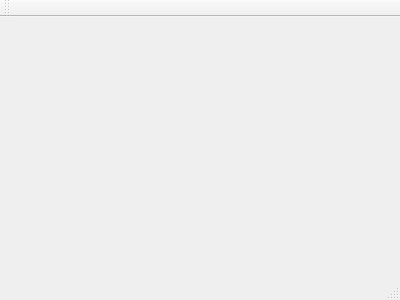
oregon-tony/SkytapAPICommander, file skywindow.ui: the form before one commit.
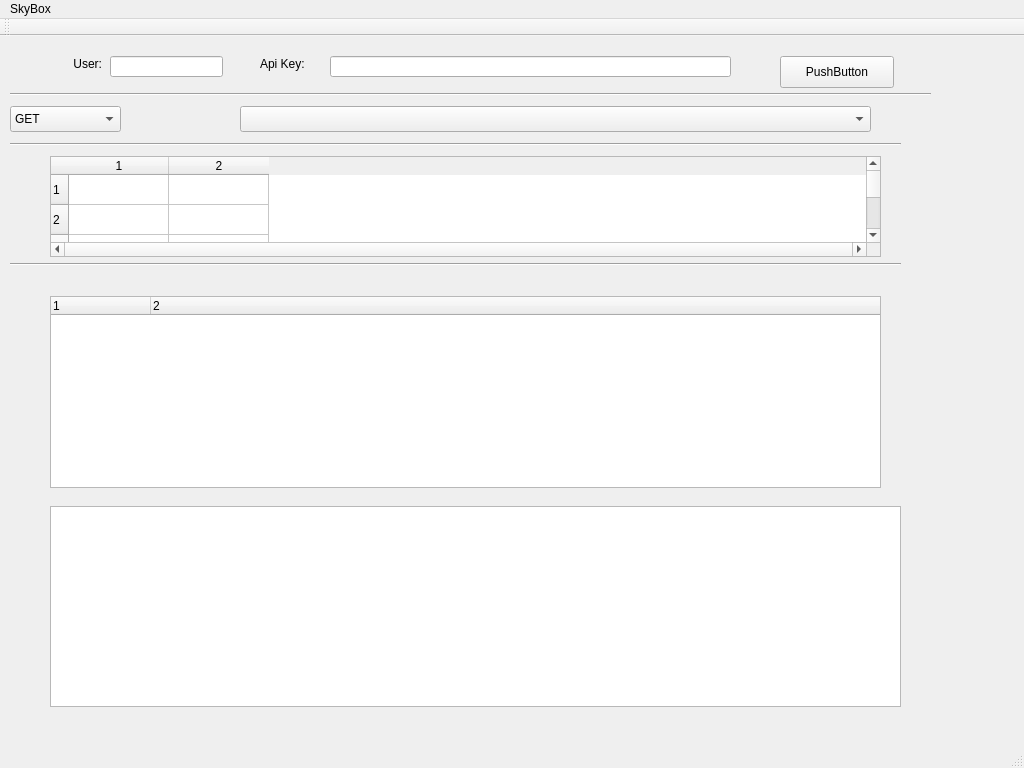
The form after the commit.

Patch:
```diff
--- a/skywindow.ui
+++ b/skywindow.ui
@@ -1,24 +1,265 @@
 <ui version="4.0">
  <class>SkyWindow</class>
- <widget class="QMainWindow" name="SkyWindow" >
-  <property name="geometry" >
+ <widget class="QMainWindow" name="SkyWindow">
+  <property name="geometry">
    <rect>
     <x>0</x>
     <y>0</y>
-    <width>400</width>
-    <height>300</height>
+    <width>1024</width>
+    <height>768</height>
    </rect>
   </property>
   <property name="windowTitle" >
    <string>SkyWindow</string>
   </property>
-  <widget class="QMenuBar" name="menuBar" />
-  <widget class="QToolBar" name="mainToolBar" />
-  <widget class="QWidget" name="centralWidget" />
-  <widget class="QStatusBar" name="statusBar" />
+  <widget class="QWidget" name="centralWidget">
+   <widget class="QLineEdit" name="leUserName">
+    <property name="geometry">
+     <rect>
+      <x>110</x>
+      <y>20</y>
+      <width>113</width>
+      <height>21</height>
+     </rect>
+    </property>
+   </widget>
+   <widget class="QLabel" name="lbUserName">
+    <property name="geometry">
+     <rect>
+      <x>40</x>
+      <y>20</y>
+      <width>62</width>
+      <height>16</height>
+     </rect>
+    </property>
+    <property name="text">
+     <string>User:</string>
+    </property>
+    <property name="alignment">
+     <set>Qt::AlignRight|Qt::AlignTrailing|Qt::AlignVCenter</set>
+    </property>
+   </widget>
+   <widget class="QLabel" name="lbAPIKey">
+    <property name="geometry">
+     <rect>
+      <x>260</x>
+      <y>20</y>
+      <width>62</width>
+      <height>16</height>
+     </rect>
+    </property>
+    <property name="text">
+     <string>Api Key:</string>
+    </property>
+   </widget>
+   <widget class="QLineEdit" name="leAPIKey">
+    <property name="geometry">
+     <rect>
+      <x>330</x>
+      <y>20</y>
+      <width>401</width>
+      <height>21</height>
+     </rect>
+    </property>
+   </widget>
+   <widget class="Line" name="lnLogin">
+    <property name="geometry">
+     <rect>
+      <x>10</x>
+      <y>50</y>
+      <width>921</width>
+      <height>16</height>
+     </rect>
+    </property>
+    <property name="orientation">
+     <enum>Qt::Horizontal</enum>
+    </property>
+   </widget>
+   <widget class="QPushButton" name="pbConnectButton">
+    <property name="geometry">
+     <rect>
+      <x>780</x>
+      <y>20</y>
+      <width>114</width>
+      <height>32</height>
+     </rect>
+    </property>
+    <property name="text">
+     <string>PushButton</string>
+    </property>
+   </widget>
+   <widget class="QComboBox" name="cbAPIUrl">
+    <property name="geometry">
+     <rect>
+      <x>240</x>
+      <y>70</y>
+      <width>631</width>
+      <height>26</height>
+     </rect>
+    </property>
+   </widget>
+   <widget class="QComboBox" name="cbRestAction">
+    <property name="geometry">
+     <rect>
+      <x>10</x>
+      <y>70</y>
+      <width>111</width>
+      <height>26</height>
+     </rect>
+    </property>
+    <item>
+     <property name="text">
+      <string>GET</string>
+     </property>
+    </item>
+    <item>
+     <property name="text">
+      <string>POST</string>
+     </property>
+    </item>
+   </widget>
+   <widget class="Line" name="lnRestAction">
+    <property name="geometry">
+     <rect>
+      <x>10</x>
+      <y>100</y>
+      <width>891</width>
+      <height>16</height>
+     </rect>
+    </property>
+    <property name="orientation">
+     <enum>Qt::Horizontal</enum>
+    </property>
+   </widget>
+   <widget class="QTableWidget" name="twHeaderValues">
+    <property name="geometry">
+     <rect>
+      <x>50</x>
+      <y>120</y>
+      <width>831</width>
+      <height>101</height>
+     </rect>
+    </property>
+    <property name="sizePolicy">
+     <sizepolicy hsizetype="Expanding" vsizetype="Expanding">
+      <horstretch>0</horstretch>
+      <verstretch>0</verstretch>
+     </sizepolicy>
+    </property>
+    <property name="horizontalScrollBarPolicy">
+     <enum>Qt::ScrollBarAlwaysOn</enum>
+    </property>
+    <property name="gridStyle">
+     <enum>Qt::SolidLine</enum>
+    </property>
+    <property name="rowCount">
+     <number>25</number>
+    </property>
+    <property name="columnCount">
+     <number>2</number>
+    </property>
+    <row/>
+    <row/>
+    <row/>
+    <row/>
+    <row/>
+    <row/>
+    <row/>
+    <row/>
+    <row/>
+    <row/>
+    <row/>
+    <row/>
+    <row/>
+    <row/>
+    <row/>
+    <row/>
+    <row/>
+    <row/>
+    <row/>
+    <row/>
+    <row/>
+    <row/>
+    <row/>
+    <row/>
+    <row/>
+    <column/>
+    <column/>
+   </widget>
+   <widget class="Line" name="lnHeaders">
+    <property name="geometry">
+     <rect>
+      <x>10</x>
+      <y>220</y>
+      <width>891</width>
+      <height>16</height>
+     </rect>
+    </property>
+    <property name="orientation">
+     <enum>Qt::Horizontal</enum>
+    </property>
+   </widget>
+   <widget class="QTextEdit" name="textEdit">
+    <property name="geometry">
+     <rect>
+      <x>50</x>
+      <y>470</y>
+      <width>851</width>
+      <height>201</height>
+     </rect>
+    </property>
+   </widget>
+   <widget class="QTreeWidget" name="treeWidget">
+    <property name="geometry">
+     <rect>
+      <x>50</x>
+      <y>260</y>
+      <width>831</width>
+      <height>192</height>
+     </rect>
+    </property>
+    <property name="columnCount">
+     <number>2</number>
+    </property>
+    <column>
+     <property name="text">
+      <string notr="true">1</string>
+     </property>
+    </column>
+    <column>
+     <property name="text">
+      <string notr="true">2</string>
+     </property>
+    </column>
+   </widget>
+  </widget>
+  <widget class="QMenuBar" name="menuBar">
+   <property name="geometry">
+    <rect>
+     <x>0</x>
+     <y>0</y>
+     <width>1024</width>
+     <height>22</height>
+    </rect>
+   </property>
+   <widget class="QMenu" name="menuSkyBox">
+    <property name="title">
+     <string>SkyBox</string>
+    </property>
+   </widget>
+   <addaction name="menuSkyBox"/>
+  </widget>
+  <widget class="QToolBar" name="mainToolBar">
+   <attribute name="toolBarArea">
+    <enum>TopToolBarArea</enum>
+   </attribute>
+   <attribute name="toolBarBreak">
+    <bool>false</bool>
+   </attribute>
+  </widget>
+  <widget class="QStatusBar" name="statusBar"/>
  </widget>
- <layoutDefault spacing="6" margin="11" />
- <pixmapfunction></pixmapfunction>
+ <layoutdefault spacing="6" margin="11"/>
  <resources/>
  <connections/>
 </ui>
```
Left out of the diff: 3 changed lines with no effect on the pictures.
